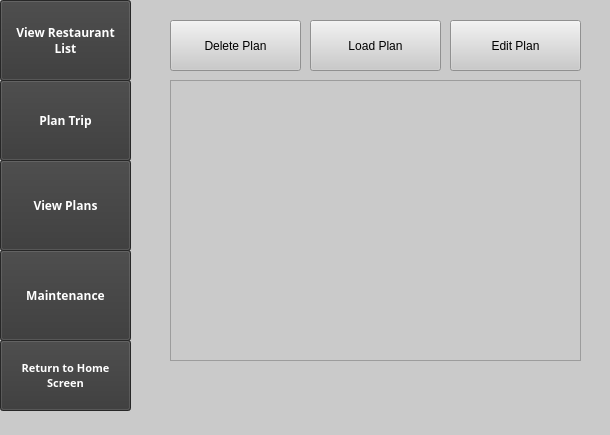
Before: the Qt Designer form FastFoodFinder/mainwindow.ui in annaali1/CS1DProject1, drawn with Qt 5.
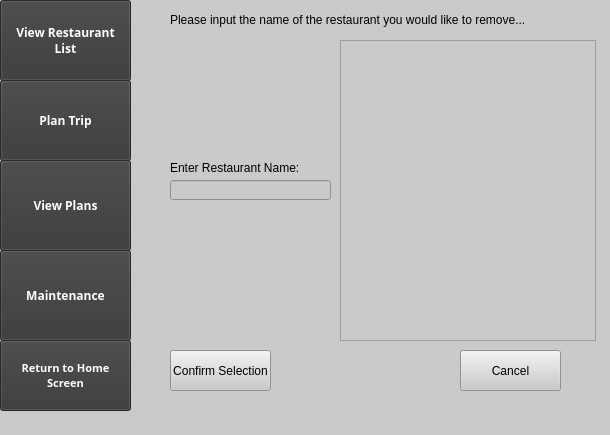
After: the same form once the commit is applied.

Commit message:
Added add and remove restaurant functionality (#23)
* Added add and remove restaurant functionality

* Add/remove restaurants hotfix

```diff
--- a/FastFoodFinder/mainwindow.ui
+++ b/FastFoodFinder/mainwindow.ui
@@ -148,15 +148,6 @@
        </color>
       </brush>
      </colorrole>
-     <colorrole role="PlaceholderText">
-      <brush brushstyle="NoBrush">
-       <color alpha="128">
-        <red>255</red>
-        <green>255</green>
-        <blue>255</blue>
-       </color>
-      </brush>
-     </colorrole>
     </active>
     <inactive>
      <colorrole role="WindowText">
@@ -294,15 +285,6 @@
        </color>
       </brush>
      </colorrole>
-     <colorrole role="PlaceholderText">
-      <brush brushstyle="NoBrush">
-       <color alpha="128">
-        <red>255</red>
-        <green>255</green>
-        <blue>255</blue>
-       </color>
-      </brush>
-     </colorrole>
     </inactive>
     <disabled>
      <colorrole role="WindowText">
@@ -440,15 +422,6 @@
        </color>
       </brush>
      </colorrole>
-     <colorrole role="PlaceholderText">
-      <brush brushstyle="NoBrush">
-       <color alpha="128">
-        <red>255</red>
-        <green>255</green>
-        <blue>255</blue>
-       </color>
-      </brush>
-     </colorrole>
     </disabled>
    </palette>
   </property>
@@ -475,7 +448,7 @@
      <number>2</number>
     </property>
     <property name="currentIndex">
-     <number>1</number>
+     <number>6</number>
     </property>
     <widget class="QWidget" name="homePage">
      <widget class="QLabel" name="home_label">
@@ -503,7 +476,7 @@
        </rect>
       </property>
       <property name="text">
-       <string>Edit Plan</string>
+       <string>View Menu</string>
       </property>
      </widget>
      <widget class="QListWidget" name="restaurants_listWidget">
@@ -516,30 +489,20 @@
        </rect>
       </property>
      </widget>
-     <widget class="QPushButton" name="loadPlan_button_2">
+     <widget class="QLabel" name="label_3">
       <property name="geometry">
        <rect>
-        <x>180</x>
-        <y>20</y>
-        <width>131</width>
-        <height>51</height>
+        <x>50</x>
+        <y>25</y>
+        <width>221</width>
+        <height>41</height>
        </rect>
       </property>
-      <property name="text">
-       <string>Load Plan</string>
+      <property name="styleSheet">
+       <string notr="true">font: 87 12pt &quot;Arial Black&quot;;</string>
       </property>
-     </widget>
-     <widget class="QPushButton" name="deletePlan_button_2">
-      <property name="geometry">
-       <rect>
-        <x>40</x>
-        <y>20</y>
-        <width>131</width>
-        <height>51</height>
-       </rect>
-      </property>
       <property name="text">
-       <string>Delete Plan</string>
+       <string>Restaurant List</string>
       </property>
      </widget>
     </widget>
@@ -682,7 +645,161 @@
       </property>
      </widget>
     </widget>
-    <widget class="QWidget" name="maintanencePage"/>
+    <widget class="QWidget" name="maintanencePage">
+     <widget class="QListWidget" name="maintenance_listWidget">
+      <property name="geometry">
+       <rect>
+        <x>200</x>
+        <y>20</y>
+        <width>256</width>
+        <height>371</height>
+       </rect>
+      </property>
+     </widget>
+     <widget class="QPushButton" name="AddRestButton">
+      <property name="geometry">
+       <rect>
+        <x>40</x>
+        <y>20</y>
+        <width>121</width>
+        <height>31</height>
+       </rect>
+      </property>
+      <property name="text">
+       <string>Add Restaurant</string>
+      </property>
+     </widget>
+     <widget class="QPushButton" name="removeRestaurantButton">
+      <property name="geometry">
+       <rect>
+        <x>40</x>
+        <y>79</y>
+        <width>121</width>
+        <height>31</height>
+       </rect>
+      </property>
+      <property name="text">
+       <string>Remove Restaurants</string>
+      </property>
+     </widget>
+     <widget class="QPushButton" name="pushButton_3">
+      <property name="geometry">
+       <rect>
+        <x>40</x>
+        <y>140</y>
+        <width>121</width>
+        <height>31</height>
+       </rect>
+      </property>
+      <property name="text">
+       <string>Edit Menu Items</string>
+      </property>
+     </widget>
+     <widget class="QPushButton" name="pushButton_4">
+      <property name="geometry">
+       <rect>
+        <x>40</x>
+        <y>199</y>
+        <width>121</width>
+        <height>31</height>
+       </rect>
+      </property>
+      <property name="text">
+       <string>Add Menu Items</string>
+      </property>
+     </widget>
+     <widget class="QPushButton" name="pushButton_5">
+      <property name="geometry">
+       <rect>
+        <x>40</x>
+        <y>260</y>
+        <width>121</width>
+        <height>31</height>
+       </rect>
+      </property>
+      <property name="text">
+       <string>Remove Menu Items</string>
+      </property>
+     </widget>
+    </widget>
+    <widget class="QWidget" name="addRestaurantPage"/>
+    <widget class="QWidget" name="removeRestaurantPage">
+     <widget class="QLabel" name="label_RemovePrompt">
+      <property name="geometry">
+       <rect>
+        <x>40</x>
+        <y>10</y>
+        <width>401</width>
+        <height>20</height>
+       </rect>
+      </property>
+      <property name="styleSheet">
+       <string notr="true">font: 87 9pt &quot;Arial Black&quot;;</string>
+      </property>
+      <property name="text">
+       <string>Please input the name of the restaurant you would like to remove...</string>
+      </property>
+     </widget>
+     <widget class="QLineEdit" name="lineEdit_RestaurantName">
+      <property name="geometry">
+       <rect>
+        <x>40</x>
+        <y>180</y>
+        <width>161</width>
+        <height>20</height>
+       </rect>
+      </property>
+     </widget>
+     <widget class="QLabel" name="label_EnterName">
+      <property name="geometry">
+       <rect>
+        <x>40</x>
+        <y>160</y>
+        <width>141</width>
+        <height>16</height>
+       </rect>
+      </property>
+      <property name="text">
+       <string>Enter Restaurant Name:</string>
+      </property>
+     </widget>
+     <widget class="QPushButton" name="confirmButton">
+      <property name="geometry">
+       <rect>
+        <x>40</x>
+        <y>350</y>
+        <width>101</width>
+        <height>41</height>
+       </rect>
+      </property>
+      <property name="text">
+       <string>Confirm Selection</string>
+      </property>
+     </widget>
+     <widget class="QPushButton" name="cancelButton">
+      <property name="geometry">
+       <rect>
+        <x>330</x>
+        <y>350</y>
+        <width>101</width>
+        <height>41</height>
+       </rect>
+      </property>
+      <property name="text">
+       <string>Cancel</string>
+      </property>
+     </widget>
+     <widget class="QListWidget" name="maintenanceR_listWidget">
+      <property name="geometry">
+       <rect>
+        <x>210</x>
+        <y>40</y>
+        <width>256</width>
+        <height>301</height>
+       </rect>
+      </property>
+     </widget>
+    </widget>
    </widget>
    <widget class="QPushButton" name="ListButton">
     <property name="geometry">
```
Left out of the diff: 42 changed lines with no effect on the pictures. The commit also changes 8 other files.
